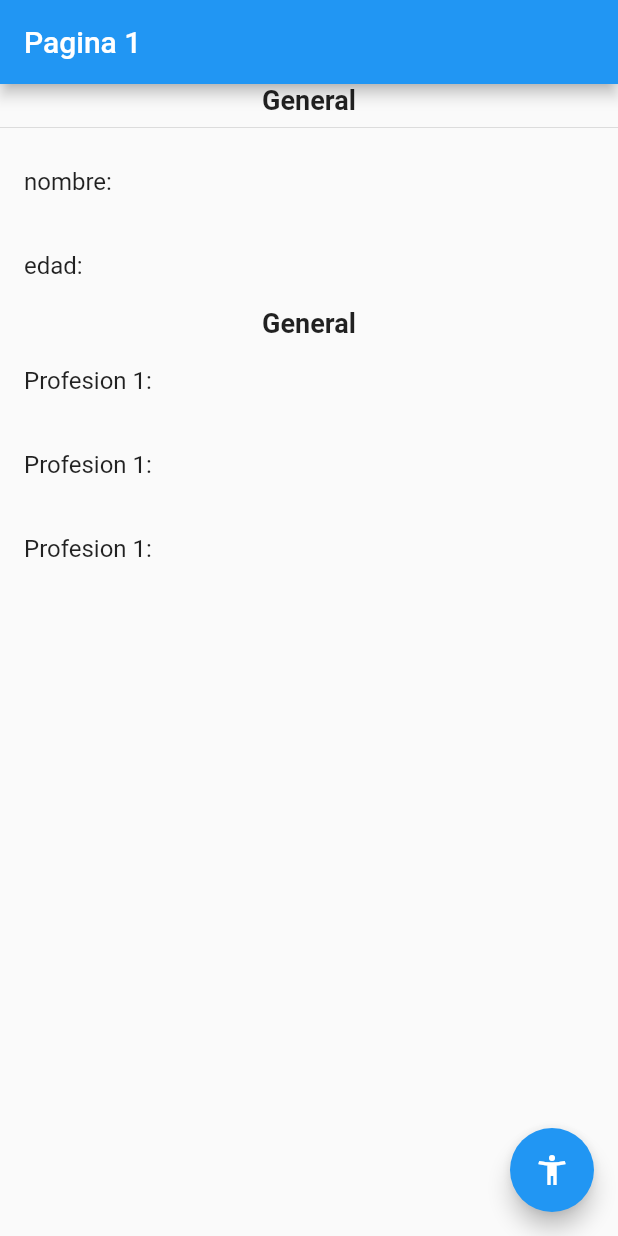
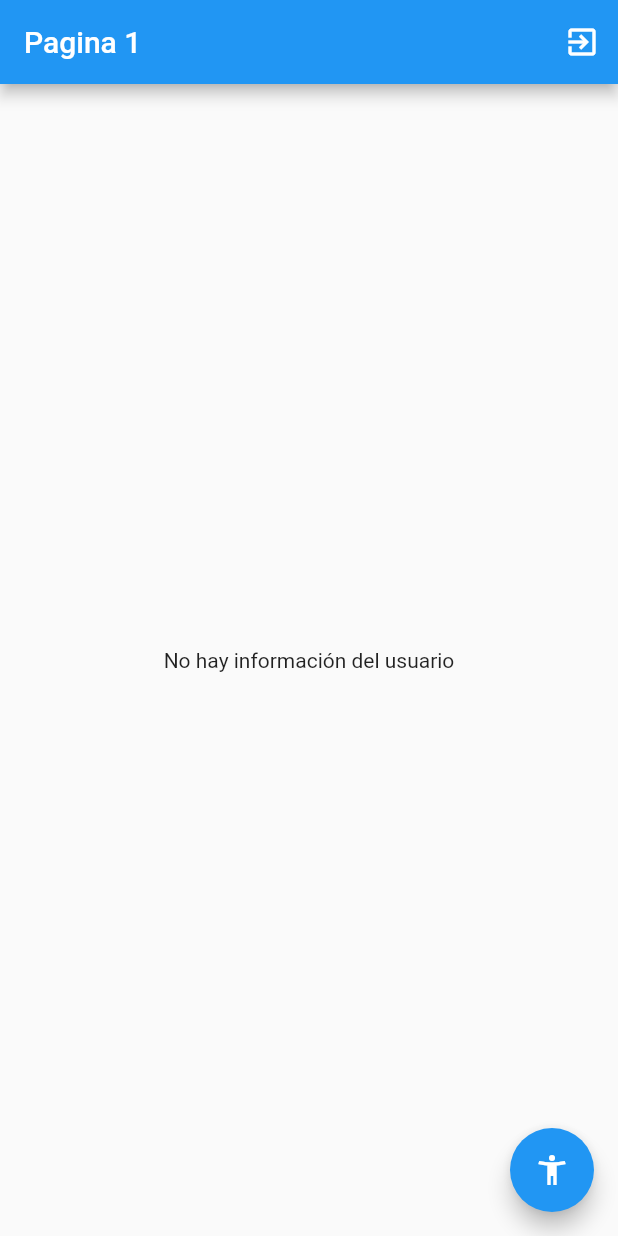
Before and after one commit to ValentinLana/estados, a Flutter app: the screen it shows after launch, on a phone screen of 412 x 824 dp. Run offline on Flutter 3.47's test engine with Material 2 defaults, Android fonts, the phone set to English and light mode, and no system bars; our stand-ins replace flutter_bloc.

Commit message:
rama-cubit terminada

```diff
--- /dev/null
+++ b/lib/bloc/usuario/usuario_cubit.dart
@@ -0,0 +1,40 @@
+
+
+import 'package:meta/meta.dart';
+import 'package:flutter_bloc/flutter_bloc.dart';
+
+import '../../models/usuario.dart';
+
+
+part 'usuario_state.dart';
+
+class UsuarioCubit extends Cubit<UsuarioState>{
+  UsuarioCubit() : super(UsuarioInitial());
+
+  void seleccionarUsuario(Usuario user){
+    emit(UsuarioActivo(user));
+  }
+
+  void cambiarEdad(int edad){
+    final currentState = state;
+    if (currentState is UsuarioActivo){
+      final newUser = currentState.usuario.copyWith(edad: 30);
+      emit(UsuarioActivo(newUser));
+    }
+  }
+
+  void agregarProfesion(){
+    final currentState = state;
+    if (currentState is UsuarioActivo){
+      final profesion = currentState.usuario.profesiones;
+      profesion!.add('Nueva profesion número ${profesion.length + 1}');
+      final newUser = currentState.usuario.copyWith(profesiones: profesion);
+      emit(UsuarioActivo(newUser));
+    }
+  }
+
+  void borrarusuario(){
+    emit(UsuarioInitial());
+  }
+
+}
--- /dev/null
+++ b/lib/bloc/usuario/usuario_state.dart
@@ -0,0 +1,21 @@
+part of 'usuario_cubit.dart';
+// es parte del usuario_cubit.dart
+
+
+//inmutable: el estado no puede ser modificado una vez creado
+@immutable
+abstract class UsuarioState{
+}
+
+class UsuarioInitial extends UsuarioState{
+  final existeusuario = false;
+}
+
+class UsuarioActivo extends UsuarioState{
+  final existeUsuario = true;
+  final Usuario usuario;
+
+  UsuarioActivo(this.usuario);
+
+
+}
--- a/lib/main.dart
+++ b/lib/main.dart
@@ -1,13 +1,19 @@
+import 'package:estados/bloc/usuario/usuario_cubit.dart';
 import 'package:estados/pages/pagina1_page.dart';
 import 'package:estados/pages/pagina2_page.dart';
 import 'package:flutter/material.dart';
+import 'package:flutter_bloc/flutter_bloc.dart';
 
 void main() => runApp(MyApp());
 
 class MyApp extends StatelessWidget {
   @override
   Widget build(BuildContext context) {
-    return MaterialApp(
+    return MultiBlocProvider(
+      providers: [
+        BlocProvider(create: (_) => UsuarioCubit(),)
+      ],
+      child: MaterialApp(
         debugShowCheckedModeBanner: false,
         title: 'Material App',
         home: Scaffold(
@@ -25,6 +31,7 @@ class MyApp extends StatelessWidget {
           'pagina1': (_) => const Pagina1Page(),
           'pagina2': (_) => const Pagina2Page(),
         },
+      ),
     );
   }
 }
--- a/lib/models/usuario.dart
+++ b/lib/models/usuario.dart
@@ -1,7 +1,14 @@
-class  Usuario{
-  String? nombre;
-  int? edad;
-  List<String>? profesiones;
+class Usuario {
+  final String? nombre;
+  final int? edad;
+  final List<String>? profesiones;
 
   Usuario({this.nombre, this.edad, this.profesiones});
+
+  Usuario copyWith({String? nombre, int? edad, List<String>? profesiones}) =>
+      Usuario(
+        nombre: nombre ?? this.nombre,
+        edad: edad ?? this.edad,
+        profesiones: profesiones ?? this.profesiones,
+      );
 }
--- a/lib/pages/pagina1_page.dart
+++ b/lib/pages/pagina1_page.dart
@@ -1,4 +1,7 @@
+import 'package:estados/bloc/usuario/usuario_cubit.dart';
+import 'package:estados/models/usuario.dart';
 import 'package:flutter/material.dart';
+import 'package:flutter_bloc/flutter_bloc.dart';
 
 class Pagina1Page extends StatelessWidget {
   const Pagina1Page({Key? key}) : super(key: key);
@@ -6,8 +9,14 @@ class Pagina1Page extends StatelessWidget {
   @override
   Widget build(BuildContext context) {
     return Scaffold(
-      appBar: AppBar(title: const Text('Pagina 1')),
-      body: const InformacionUsuario(),
+      appBar: AppBar(
+        title: const Text('Pagina 1'),
+        actions: [
+          IconButton(onPressed: (){
+            context.read<UsuarioCubit>().borrarusuario();
+          }, icon: const Icon(Icons.exit_to_app))
+        ],),
+      body: const BodyScaffold(),
       floatingActionButton: FloatingActionButton(
         child: const Icon(Icons.accessibility_new),
         onPressed: () {
@@ -18,9 +27,45 @@ class Pagina1Page extends StatelessWidget {
   }
 }
 
+class BodyScaffold extends StatelessWidget {
+  const BodyScaffold({
+    Key? key,
+  }) : super(key: key);
+
+  @override
+  Widget build(BuildContext context) {
+    return BlocBuilder<UsuarioCubit, UsuarioState>(
+      builder: (_, state) {
+        switch (state.runtimeType) {
+          case UsuarioInitial:
+            return const Center(
+              child: Text('No hay información del usuario'),
+            );
+
+          case UsuarioActivo:
+            return InformacionUsuario(usuario: (state as UsuarioActivo).usuario);
+
+          default:
+            return const CircularProgressIndicator();
+        }
+
+         // if ( state is UsuarioInitial ) {
+        //   return Center(child: Text('No hay información del usuario'));
+        // } else if( state is UsuarioActivo ) {
+        //   return InformacionUsuario( state.usuario );
+        // } else {
+        //   return Center( child: Text('Estado no reconocido '));
+        // }
+      },
+    );
+  }
+}
+
 class InformacionUsuario extends StatelessWidget {
+  final Usuario usuario;
   const InformacionUsuario({
     Key? key,
+    required this.usuario,
   }) : super(key: key);
 
   @override
@@ -29,31 +74,23 @@ class InformacionUsuario extends StatelessWidget {
       height: double.infinity,
       width: double.infinity,
       child: Column(
-        children: const [
-          Text(
+        children: [
+          const Text(
+            'General',
+            style: const TextStyle(fontSize: 18, fontWeight: FontWeight.bold),
+          ),
+          const Divider(),
+          ListTile(
+            title: Text('nombre: ${usuario.nombre}'),
+          ),
+          ListTile(
+            title: Text('edad: ${usuario.edad}'),
+          ),
+          const Text(
             'General',
             style: TextStyle(fontSize: 18, fontWeight: FontWeight.bold),
           ),
-          Divider(),
-          ListTile(
-            title: Text('nombre: '),
-          ),
-          ListTile(
-            title: Text('edad: '),
-          ),
-          Text(
-            'General',
-            style: TextStyle(fontSize: 18, fontWeight: FontWeight.bold),
-          ),
-          ListTile(
-            title: Text('Profesion 1: '),
-          ),
-          ListTile(
-            title: Text('Profesion 1: '),
-          ),
-          ListTile(
-            title: Text('Profesion 1: '),
-          ),
+          ...usuario.profesiones!.map((e) => ListTile(title: Text(e)))
         ],
       ),
     );
--- a/pubspec.yaml
+++ b/pubspec.yaml
@@ -34,6 +34,7 @@ dependencies:
   # The following adds the Cupertino Icons font to your application.
   # Use with the CupertinoIcons class for iOS style icons.
   cupertino_icons: ^1.0.2
+  flutter_bloc: ^8.0.1
 
 dev_dependencies:
   flutter_test:
```
Also changed, not shown: lib/pages/pagina2_page.dart (+21 -3 lines), pubspec.lock. Lines whose indentation alone changed are shown as unchanged.
